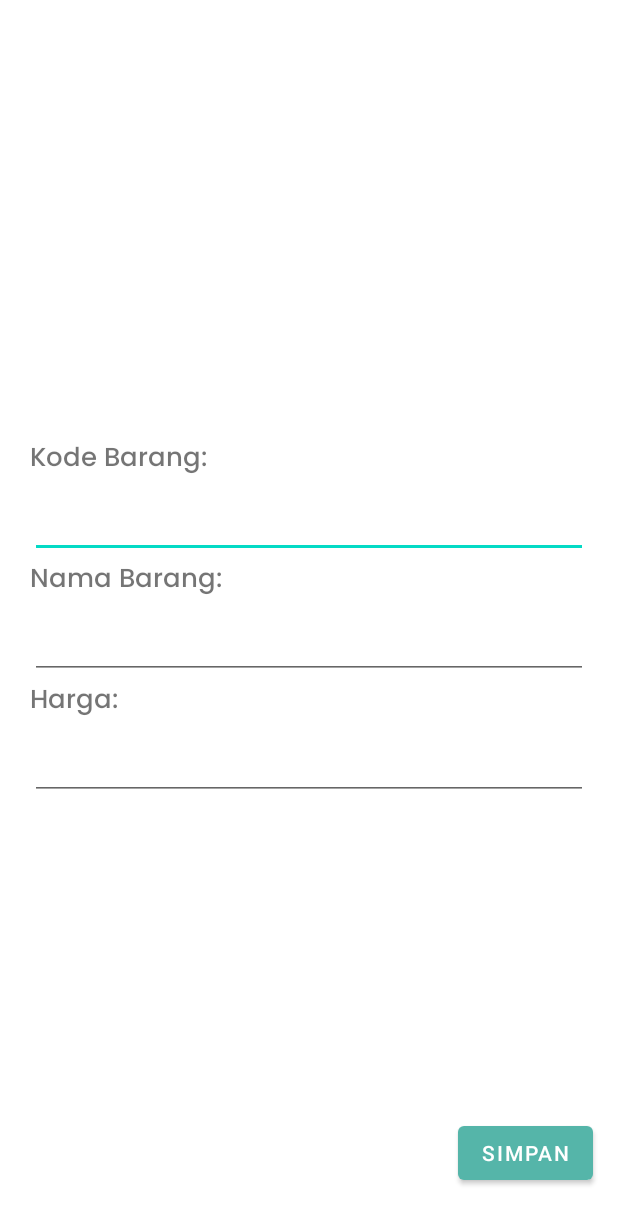
After one commit to KEVINGILBERTTODING/Product-Scanner-Qrcode, an Android app: the PenjualanActivity screen opened directly, with no data from a screen before it, on a phone screen of 412 x 824 dp. The commit adds this screen. Shown: the top 1224 px of the screen. Run offline under Robolectric (Android 15) with nearby library versions, the phone set to English and light mode, and no system bars; our stand-ins replace sdp/ssp sizes.

Commit message:
fix saat click daftar barang :calendar:

```diff
--- a/app/src/main/AndroidManifest.xml
+++ b/app/src/main/AndroidManifest.xml
@@ -16,6 +16,9 @@
         android:supportsRtl="true"
         android:theme="@style/Theme.ScanQRCode"
         android:usesCleartextTraffic="true">
+        <activity
+            android:name=".PenjualanActivity"
+            android:exported="false" />
         <activity
             android:name=".TransaksiActivity"
             android:exported="false" />
--- /dev/null
+++ b/app/src/main/java/com/example/scanqrcode/PenjualanActivity.java
@@ -0,0 +1,35 @@
+package com.example.scanqrcode;
+
+import androidx.appcompat.app.AppCompatActivity;
+
+import android.content.Intent;
+import android.os.Bundle;
+import android.widget.Button;
+import android.widget.EditText;
+
+public class PenjualanActivity extends AppCompatActivity {
+
+    EditText kd_brg, nm_brg, hrg_brg;
+    Button btn_simpan;
+
+    @Override
+    protected void onCreate(Bundle savedInstanceState) {
+        super.onCreate(savedInstanceState);
+        setContentView(R.layout.activity_penjualan);
+
+        initilize();
+
+        Intent intent = getIntent();
+        kd_brg.setText(intent.getStringExtra("kd_brg2"));
+        nm_brg.setText(intent.getStringExtra("nm_brg2"));
+        hrg_brg.setText(intent.getStringExtra("hrg_brg2"));
+
+
+    }
+
+    private void initilize() {
+        kd_brg = findViewById(R.id.inKdBrg);
+        nm_brg = findViewById(R.id.inNmBrg);
+        hrg_brg = findViewById(R.id.inHrg);
+    }
+}
--- a/app/src/main/java/com/example/scanqrcode/Utill/DataApi.java
+++ b/app/src/main/java/com/example/scanqrcode/Utill/DataApi.java
@@ -4,7 +4,7 @@ import retrofit2.Retrofit;
 import retrofit2.converter.gson.GsonConverterFactory;
 
 public class DataApi {
-    public static final String BASE_URL="http://192.168.11.19/";
+    public static final String BASE_URL="http://172.20.10.3/";
     private static Retrofit retrofit=null;
     public static Retrofit getClient(){
         if (retrofit==null)
--- /dev/null
+++ b/app/src/main/res/layout/activity_penjualan.xml
@@ -0,0 +1,94 @@
+<?xml version="1.0" encoding="utf-8"?>
+<androidx.constraintlayout.widget.ConstraintLayout xmlns:android="http://schemas.android.com/apk/res/android"
+    xmlns:app="http://schemas.android.com/apk/res-auto"
+    xmlns:tools="http://schemas.android.com/tools"
+    android:layout_width="match_parent"
+    android:layout_height="match_parent"
+    tools:context=".PenjualanActivity">
+
+
+    <LinearLayout
+        android:id="@+id/linearLayout"
+        android:layout_width="match_parent"
+        android:layout_height="wrap_content"
+        android:orientation="vertical"
+        app:layout_constraintBottom_toBottomOf="parent"
+        app:layout_constraintEnd_toEndOf="parent"
+        app:layout_constraintStart_toStartOf="parent"
+        android:layout_margin="20dp"
+        app:layout_constraintTop_toTopOf="parent">
+
+
+        <EditText
+            android:layout_width="match_parent"
+            android:layout_height="wrap_content"
+            android:id="@+id/inId"
+            android:visibility="gone"
+            />
+
+        <TextView
+            android:layout_width="wrap_content"
+            android:layout_height="wrap_content"
+            android:text="Kode Barang:"
+            android:textSize="17sp"
+            android:fontFamily="@font/popmed"
+            />
+        <EditText
+            android:id="@+id/inKdBrg"
+            android:layout_width="match_parent"
+            android:layout_height="wrap_content"
+            android:ems="10"
+            android:textSize="17sp"
+            android:fontFamily="@font/popmed"
+            android:inputType="textPersonName" />
+
+        <TextView
+            android:layout_width="wrap_content"
+            android:layout_height="wrap_content"
+            android:text="Nama Barang:"
+            android:textSize="17sp"
+            android:fontFamily="@font/popmed"
+            />
+
+        <EditText
+            android:id="@+id/inNmBrg"
+            android:layout_width="match_parent"
+            android:layout_height="wrap_content"
+            android:ems="10"
+            android:textSize="17sp"
+            android:fontFamily="@font/popmed"
+            android:inputType="textPersonName" />
+
+        <TextView
+            android:layout_width="wrap_content"
+            android:layout_height="wrap_content"
+            android:text="Harga:"
+            android:textSize="17sp"
+            android:fontFamily="@font/popmed"
+            />
+
+        <EditText
+            android:id="@+id/inHrg"
+            android:layout_width="match_parent"
+            android:layout_height="wrap_content"
+            android:ems="10"
+            android:textSize="17sp"
+            android:fontFamily="@font/popmed"
+            android:inputType="numberDecimal" />
+
+
+    </LinearLayout>
+
+    <com.google.android.material.button.MaterialButton
+        android:layout_width="wrap_content"
+        android:layout_height="wrap_content"
+        android:layout_marginTop="180dp"
+        android:text="Simpan"
+        app:layout_constraintBottom_toBottomOf="parent"
+        app:layout_constraintEnd_toEndOf="parent"
+        app:layout_constraintHorizontal_bias="0.949"
+        app:layout_constraintStart_toStartOf="parent"
+        app:layout_constraintTop_toBottomOf="@+id/linearLayout" />
+
+
+</androidx.constraintlayout.widget.ConstraintLayout>
```
Also changed, not shown: app/src/main/java/com/example/scanqrcode/Adapter/AdapterTransaksi.java (+20 -2 lines), app/src/main/java/com/example/scanqrcode/TransaksiActivity.java (+14 -2 lines), app/src/main/res/layout/form_penjualan.xml (added, +94 -0 lines).
